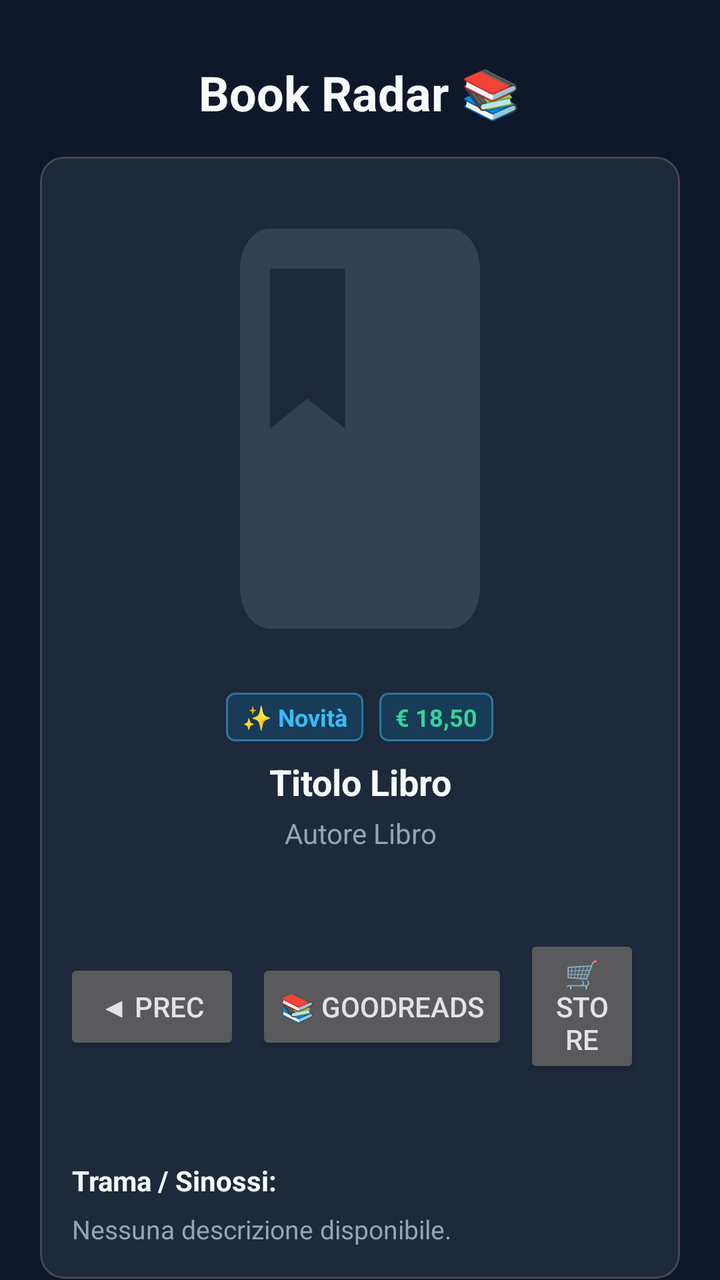
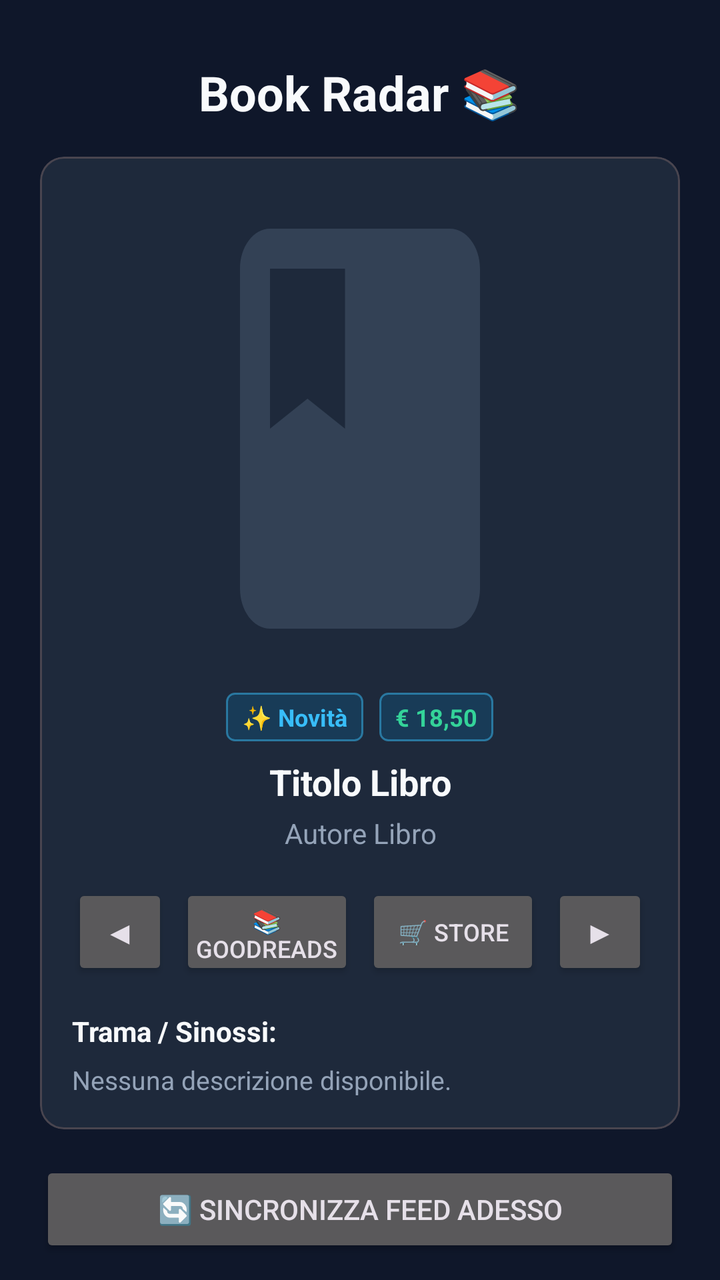

An Android layout rendered at two revisions. The XML below is the earlier revision; the diff shows what the commit changed to produce the second picture.
<!-- AndroidManifest.xml: application theme Theme.BookRadar -->
<!-- res/layout/activity_main.xml -->
<?xml version="1.0" encoding="utf-8"?>
<androidx.coordinatorlayout.widget.CoordinatorLayout xmlns:android="http://schemas.android.com/apk/res/android"
    xmlns:app="http://schemas.android.com/apk/res/android"
    android:layout_width="match_parent"
    android:layout_height="match_parent"
    android:background="@color/background_dark">

    <androidx.core.widget.NestedScrollView
        android:layout_width="match_parent"
        android:layout_height="match_parent"
        android:fillViewport="true">

        <LinearLayout
            android:layout_width="match_parent"
            android:layout_height="wrap_content"
            android:orientation="vertical"
            android:padding="20dp"
            android:gravity="center_horizontal">

            
            <TextView
                android:layout_width="wrap_content"
                android:layout_height="wrap_content"
                android:text="Book Radar 📚"
                android:textColor="@color/text_primary"
                android:textSize="24sp"
                android:textStyle="bold"
                android:layout_marginTop="10dp"
                android:layout_marginBottom="16dp" />

            
            <com.google.android.material.card.MaterialCardView
                android:layout_width="match_parent"
                android:layout_height="wrap_content"
                android:backgroundTint="@color/surface_dark"
                android:layout_marginBottom="16dp">

                <LinearLayout
                    android:layout_width="match_parent"
                    android:layout_height="wrap_content"
                    android:orientation="vertical"
                    android:padding="16dp"
                    android:gravity="center_horizontal">

                    
                    <ImageView
                        android:id="@+id/main_book_cover"
                        android:layout_width="160dp"
                        android:layout_height="240dp"
                        android:scaleType="centerCrop"
                        android:src="@drawable/ic_book_placeholder"
                        android:layout_marginBottom="12dp" />

                    
                    <LinearLayout
                        android:layout_width="wrap_content"
                        android:layout_height="wrap_content"
                        android:orientation="horizontal"
                        android:gravity="center_vertical"
                        android:layout_marginBottom="8dp">

                        <TextView
                            android:id="@+id/main_book_badge"
                            android:layout_width="wrap_content"
                            android:layout_height="wrap_content"
                            android:background="@drawable/bg_badge"
                            android:paddingHorizontal="8dp"
                            android:paddingVertical="4dp"
                            android:text="✨ Novità"
                            android:textColor="#38BDF8"
                            android:textSize="12sp"
                            android:textStyle="bold" />

                        <TextView
                            android:id="@+id/main_book_price"
                            android:layout_width="wrap_content"
                            android:layout_height="wrap_content"
                            android:layout_marginStart="8dp"
                            android:background="@drawable/bg_badge"
                            android:paddingHorizontal="8dp"
                            android:paddingVertical="4dp"
                            android:text="€ 18,50"
                            android:textColor="#34D399"
                            android:textSize="12sp"
                            android:textStyle="bold" />
                    </LinearLayout>

                    
                    <TextView
                        android:id="@+id/main_book_title"
                        android:layout_width="match_parent"
                        android:layout_height="wrap_content"
                        android:text="Titolo Libro"
                        android:textColor="@color/text_primary"
                        android:textSize="18sp"
                        android:textStyle="bold"
                        android:gravity="center"
                        android:layout_marginBottom="4dp" />

                    
                    <TextView
                        android:id="@+id/main_book_author"
                        android:layout_width="match_parent"
                        android:layout_height="wrap_content"
                        android:text="Autore Libro"
                        android:textColor="@color/text_secondary"
                        android:textSize="14sp"
                        android:gravity="center"
                        android:layout_marginBottom="16dp" />

                    
                    <LinearLayout
                        android:layout_width="match_parent"
                        android:layout_height="wrap_content"
                        android:orientation="horizontal"
                        android:gravity="center"
                        android:layout_marginBottom="16dp">

                        <Button
                            android:id="@+id/btn_prev"
                            android:layout_width="wrap_content"
                            android:layout_height="wrap_content"
                            android:text="◀ Prec" />

                        <Button
                            android:id="@+id/btn_goodreads"
                            android:layout_width="wrap_content"
                            android:layout_height="wrap_content"
                            android:layout_marginStart="8dp"
                            android:text="📚 Goodreads" />

                        <Button
                            android:id="@+id/btn_amazon"
                            android:layout_width="wrap_content"
                            android:layout_height="wrap_content"
                            android:layout_marginStart="8dp"
                            android:text="🛒 Store" />

                        <Button
                            android:id="@+id/btn_next"
                            android:layout_width="wrap_content"
                            android:layout_height="wrap_content"
                            android:layout_marginStart="8dp"
                            android:text="Succ ▶" />
                    </LinearLayout>

                    
                    <TextView
                        android:layout_width="match_parent"
                        android:layout_height="wrap_content"
                        android:text="Trama / Sinossi:"
                        android:textColor="@color/text_primary"
                        android:textSize="14sp"
                        android:textStyle="bold"
                        android:layout_marginBottom="6dp" />

                    <TextView
                        android:id="@+id/main_book_description"
                        android:layout_width="match_parent"
                        android:layout_height="wrap_content"
                        android:text="Nessuna descrizione disponibile."
                        android:textColor="@color/text_secondary"
                        android:textSize="13sp"
                        android:lineSpacingExtra="4dp" />

                </LinearLayout>
            </com.google.android.material.card.MaterialCardView>

            
            <Button
                android:id="@+id/btn_sync_now"
                android:layout_width="match_parent"
                android:layout_height="wrap_content"
                android:text="🔄 Sincronizza Feed Adesso"
                android:layout_marginBottom="10dp" />

            <Button
                android:id="@+id/btn_add_widget"
                android:layout_width="match_parent"
                android:layout_height="wrap_content"
                android:text="📱 Aggiungi Widget alla Schermata Home"
                android:layout_marginBottom="24dp" />

        </LinearLayout>
    </androidx.core.widget.NestedScrollView>

</androidx.coordinatorlayout.widget.CoordinatorLayout>
<!-- resources referenced by this layout -->
<resources>
  <color name="background_dark">#0F172A</color>
  <color name="surface_dark">#1E293B</color>
  <color name="text_primary">#F8FAFC</color>
  <color name="text_secondary">#94A3B8</color>
  <!-- drawable bg_badge (drawable) -->
  <?xml version="1.0" encoding="utf-8"?>
  <shape xmlns:android="http://schemas.android.com/apk/res/android"
      android:shape="rectangle">
      <solid android:color="#330284C7" />
      <stroke
          android:width="1dp"
          android:color="#8038BDF8" />
      <corners android:radius="4dp" />
  </shape>
  <!-- drawable ic_book_placeholder (drawable) -->
  <vector xmlns:android="http://schemas.android.com/apk/res/android"
      android:width="120dp"
      android:height="160dp"
      android:viewportWidth="24"
      android:viewportHeight="24">
      <path
          android:fillColor="#334155"
          android:pathData="M18,2H6c-1.1,0 -2,0.9 -2,2v16c0,1.1 0.9,2 2,2h12c1.1,0 2,-0.9 2,-2V4c0,-1.1 -0.9,-2 -2,-2zM6,4h5v8l-2.5,-1.5L6,12V4z" />
  </vector>
  <style name="Theme.BookRadar" parent="Theme.Material3.Dark.NoActionBar">
          <item name="colorPrimary">@color/primary</item>
          <item name="colorSecondary">@color/secondary</item>
          <item name="android:windowBackground">@color/background_dark</item>
          <item name="android:statusBarColor">@color/background_dark</item>
      </style>
  <color name="primary">#0284C7</color>
  <color name="secondary">#38BDF8</color>
</resources>

<!-- the commit's change to res/layout/activity_main.xml (unified diff, before → after) -->
@@ -113,35 +113,53 @@
                         android:layout_width="match_parent"
                         android:layout_height="wrap_content"
                         android:orientation="horizontal"
-                        android:gravity="center"
+                        android:gravity="center_vertical"
                         android:layout_marginBottom="16dp">
 
                         <Button
                             android:id="@+id/btn_prev"
-                            android:layout_width="wrap_content"
-                            android:layout_height="wrap_content"
-                            android:text="◀ Prec" />
+                            android:layout_width="48dp"
+                            android:layout_height="48dp"
+                            android:insetTop="0dp"
+                            android:insetBottom="0dp"
+                            android:padding="0dp"
+                            android:text="◀"
+                            android:textSize="16sp" />
 
                         <Button
                             android:id="@+id/btn_goodreads"
-                            android:layout_width="wrap_content"
-                            android:layout_height="wrap_content"
-                            android:layout_marginStart="8dp"
-                            android:text="📚 Goodreads" />
+                            android:layout_width="0dp"
+                            android:layout_height="48dp"
+                            android:layout_weight="1"
+                            android:layout_marginStart="6dp"
+                            android:insetTop="0dp"
+                            android:insetBottom="0dp"
+                            android:paddingHorizontal="4dp"
+                            android:text="📚 Goodreads"
+                            android:textSize="12sp" />
 
                         <Button
                             android:id="@+id/btn_amazon"
-                            android:layout_width="wrap_content"
-                            android:layout_height="wrap_content"
-                            android:layout_marginStart="8dp"
-                            android:text="🛒 Store" />
+                            android:layout_width="0dp"
+                            android:layout_height="48dp"
+                            android:layout_weight="1"
+                            android:layout_marginStart="6dp"
+                            android:insetTop="0dp"
+                            android:insetBottom="0dp"
+                            android:paddingHorizontal="4dp"
+                            android:text="🛒 Store"
+                            android:textSize="12sp" />
 
                         <Button
                             android:id="@+id/btn_next"
-                            android:layout_width="wrap_content"
-                            android:layout_height="wrap_content"
-                            android:layout_marginStart="8dp"
-                            android:text="Succ ▶" />
+                            android:layout_width="48dp"
+                            android:layout_height="48dp"
+                            android:layout_marginStart="6dp"
+                            android:insetTop="0dp"
+                            android:insetBottom="0dp"
+                            android:padding="0dp"
+                            android:text="▶"
+                            android:textSize="16sp" />
                     </LinearLayout>
 
                     
